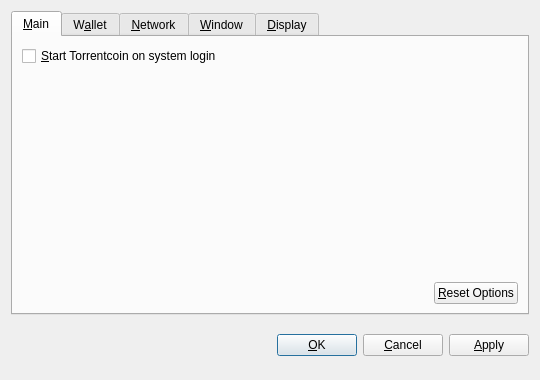
The window that src/qt/forms/optionsdialog.ui (smith7800/tornt) describes before a commit, drawn with Qt 5.
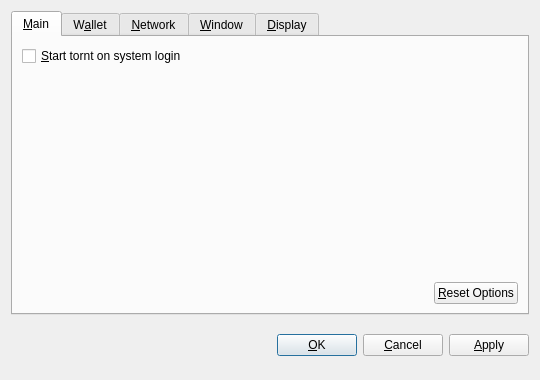
The same window after the commit. Custom widgets are drawn as their Qt base class.

Patch:
```diff
--- a/src/qt/forms/optionsdialog.ui
+++ b/src/qt/forms/optionsdialog.ui
@@ -36,7 +36,7 @@
           <string>Automatically start Torrentcoin after logging in to the system.</string>
          </property>
          <property name="text">
-          <string>&amp;Start Torrentcoin on system login</string>
+          <string>&amp;Start tornt on system login</string>
          </property>
         </widget>
        </item>
```
Left out of the diff: 10 changed lines with no effect on the pictures.
